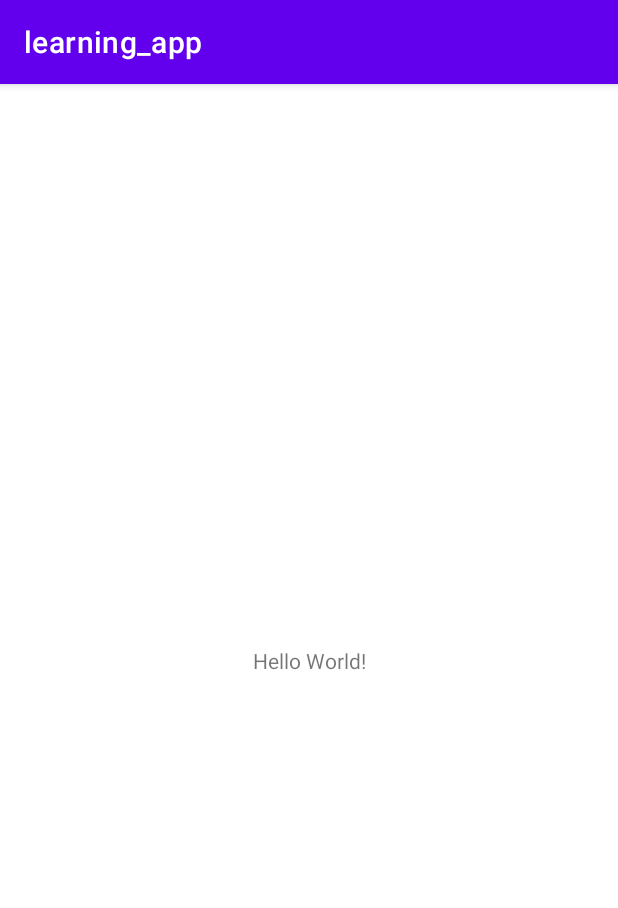
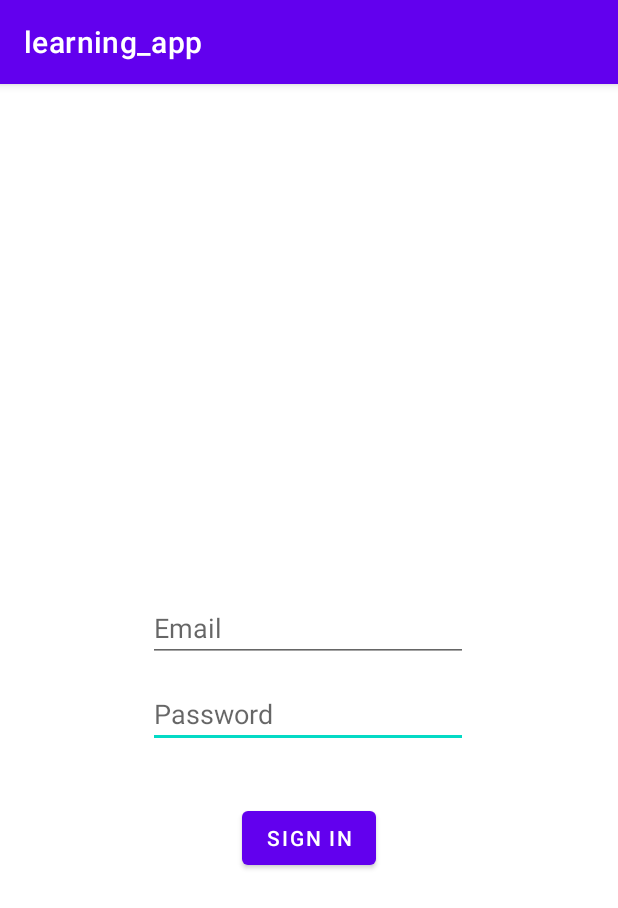
Before and after one commit to Sant0n/learning_app, an Android app: the screen it shows after launch (MainActivity), on a phone screen of 412 x 824 dp. Shown: the top 908 px of the screen. Run offline under Robolectric (Android 15) with nearby library versions, the phone set to English and light mode, and no system bars.

Commit message:
Add login page

```diff
--- a/app/build.gradle
+++ b/app/build.gradle
@@ -1,10 +1,11 @@
 plugins {
     id 'com.android.application'
     id 'kotlin-android'
+    id 'kotlin-android-extensions'
 }
 
 android {
-    compileSdkVersion 26
+    compileSdkVersion 29
 
     defaultConfig {
         applicationId "nnar.learning_app"
--- a/app/src/main/java/nnar/learning_app/MainActivity.kt
+++ b/app/src/main/java/nnar/learning_app/MainActivity.kt
@@ -2,10 +2,29 @@ package nnar.learning_app
 
 import androidx.appcompat.app.AppCompatActivity
 import android.os.Bundle
+import android.widget.*
 
 class MainActivity : AppCompatActivity() {
     override fun onCreate(savedInstanceState: Bundle?) {
         super.onCreate(savedInstanceState)
         setContentView(R.layout.activity_main)
+
+        // get reference to all views
+        val etUsername = findViewById<EditText>(R.id.editTextTextEmailAddress)
+        val etPassword = findViewById<EditText>(R.id.editTextTextPassword)
+        val btnLogin = findViewById<Button>(R.id.sign_id)
+
+        // set on-click listener
+        btnLogin.setOnClickListener {
+            val username = etUsername.text;
+            val password = etPassword.text.toString();
+
+            // your code to validate the user_name and password combination
+            if(password == "test") {
+                Toast.makeText(this@MainActivity, username, Toast.LENGTH_LONG).show()
+            } else {
+                etPassword.error = "Wrong Password"
+            }
+        }
     }
 }
--- a/app/src/main/res/layout/activity_main.xml
+++ b/app/src/main/res/layout/activity_main.xml
@@ -6,13 +6,58 @@
     android:layout_height="match_parent"
     tools:context=".MainActivity">
 
-    <TextView
+    <Button
+        android:id="@+id/sign_id"
         android:layout_width="wrap_content"
         android:layout_height="wrap_content"
-        android:text="Hello World!"
+        android:layout_marginTop="24dp"
+        android:text="@string/button"
         app:layout_constraintBottom_toBottomOf="parent"
-        app:layout_constraintLeft_toLeftOf="parent"
-        app:layout_constraintRight_toRightOf="parent"
+        app:layout_constraintEnd_toEndOf="@+id/editTextTextPassword"
+        app:layout_constraintHorizontal_bias="0.504"
+        app:layout_constraintStart_toStartOf="@+id/editTextTextPassword"
+        app:layout_constraintTop_toBottomOf="@+id/editTextTextPassword"
+        app:layout_constraintVertical_bias="0.047" />
+
+    <EditText
+        android:id="@+id/editTextTextPassword"
+        android:layout_width="wrap_content"
+        android:layout_height="wrap_content"
+        android:layout_marginTop="12dp"
+        android:ems="10"
+        android:hint="@string/password"
+        android:inputType="textPassword"
+        app:layout_constraintEnd_toEndOf="@+id/editTextTextEmailAddress"
+        app:layout_constraintHorizontal_bias="0.0"
+        app:layout_constraintStart_toStartOf="@+id/editTextTextEmailAddress"
+        app:layout_constraintTop_toBottomOf="@+id/editTextTextEmailAddress"
+        android:autofillHints="" />
+
+    <EditText
+        android:id="@+id/editTextTextEmailAddress"
+        android:layout_width="wrap_content"
+        android:layout_height="wrap_content"
+        android:layout_marginTop="340dp"
+        android:autofillHints=""
+        android:ems="10"
+        android:hint="@string/email"
+        android:inputType="textEmailAddress"
+        app:layout_constraintEnd_toEndOf="parent"
+        app:layout_constraintHorizontal_bias="0.497"
+        app:layout_constraintStart_toStartOf="parent"
         app:layout_constraintTop_toTopOf="parent" />
 
+    <ImageView
+        android:id="@+id/imageView3"
+        android:layout_width="wrap_content"
+        android:layout_height="wrap_content"
+        android:contentDescription="@string/awesome_app"
+        app:layout_constraintBottom_toTopOf="@+id/editTextTextEmailAddress"
+        app:layout_constraintEnd_toEndOf="parent"
+        app:layout_constraintHorizontal_bias="0.498"
+        app:layout_constraintStart_toStartOf="parent"
+        app:layout_constraintTop_toTopOf="parent"
+        app:layout_constraintVertical_bias="0.65"
+        tools:srcCompat="@tools:sample/avatars" />
+
 </androidx.constraintlayout.widget.ConstraintLayout>
--- a/app/src/main/res/values-night/strings.xml
+++ b/app/src/main/res/values-night/strings.xml
@@ -1,4 +1,5 @@
 <?xml version="1.0" encoding="utf-8"?>
 <resources>
     <string name="button">Sign In</string>
+    <string name="awesome_app">Awesome App</string>
 </resources>
--- a/app/src/main/res/values/strings.xml
+++ b/app/src/main/res/values/strings.xml
@@ -1,3 +1,7 @@
 <resources>
     <string name="app_name">learning_app</string>
+    <string name="button">Sign In</string>
+    <string name="email">Email</string>
+    <string name="password">Password</string>
+    <string name="awesome_app">Awesome App</string>
 </resources>
```
